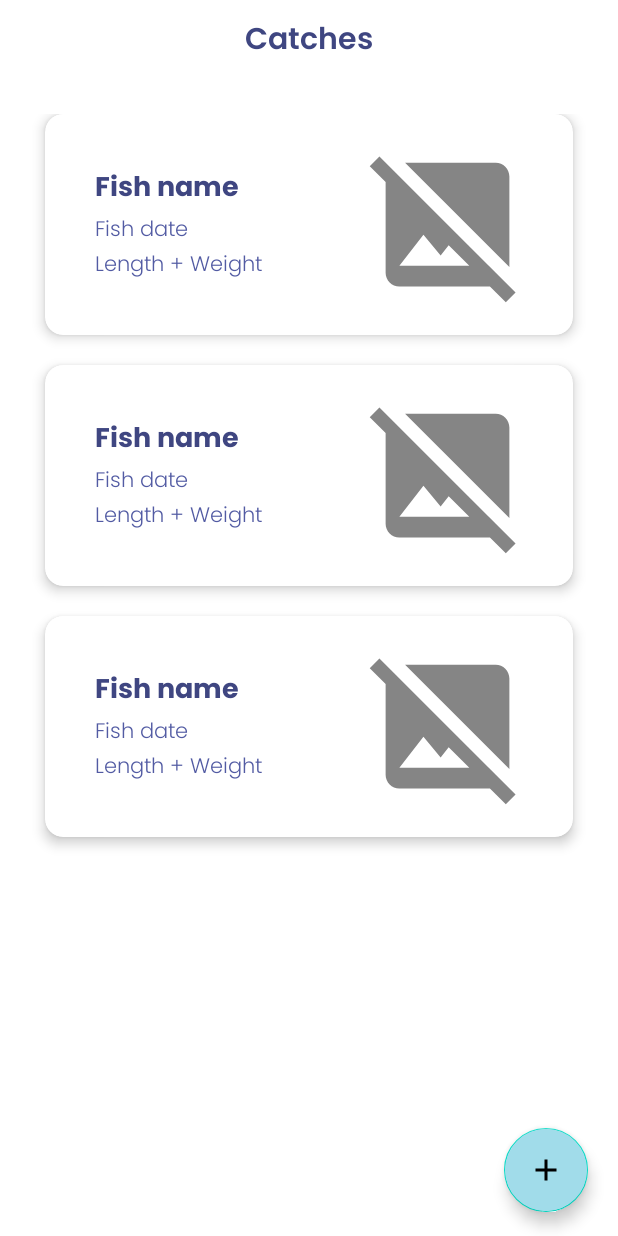
After one commit to setiawansandi/Hook-It, an Android app: the layout activity_display.xml on its own in the app's theme, with its tools: preview values and no code run, on a phone screen of 412 x 824 dp. The commit adds this screen. Run offline under Robolectric (Android 15) with nearby library versions, the phone set to English and light mode, and no system bars.

Commit message:
Added Adapter, recyclerview, and helper

```diff
--- a/app/src/main/AndroidManifest.xml
+++ b/app/src/main/AndroidManifest.xml
@@ -10,8 +10,11 @@
         android:supportsRtl="true"
         android:theme="@style/Theme.P2020358Assignment">
         <activity
+            android:name=".DisplayActivity"
+            android:exported="false" />
+        <activity
             android:name=".InputActivity"
-            android:exported="false"/>
+            android:exported="false" />
         <activity
             android:name=".HomeActivity"
             android:exported="false"
--- a/app/src/main/java/com/sp/p2020358assignment/HomeActivity.java
+++ b/app/src/main/java/com/sp/p2020358assignment/HomeActivity.java
@@ -46,6 +46,8 @@ public class HomeActivity extends AppCompatActivity implements View.OnClickListe
                 startActivity(intent);
                 break;
             case R.id.info:
+                intent = new Intent(this, DisplayActivity.class);
+                startActivity(intent);
                 break;
             case R.id.about:
                 break;
--- /dev/null
+++ b/app/src/main/res/drawable/ic_baseline_add_24.xml
@@ -0,0 +1,5 @@
+<vector android:height="24dp" android:tint="#FFFFFF"
+    android:viewportHeight="24" android:viewportWidth="24"
+    android:width="24dp" xmlns:android="http://schemas.android.com/apk/res/android">
+    <path android:fillColor="@android:color/white" android:pathData="M19,13h-6v6h-2v-6H5v-2h6V5h2v6h6v2z"/>
+</vector>
--- /dev/null
+++ b/app/src/main/res/layout/activity_display.xml
@@ -0,0 +1,64 @@
+<?xml version="1.0" encoding="utf-8"?>
+<LinearLayout xmlns:android="http://schemas.android.com/apk/res/android"
+    xmlns:app="http://schemas.android.com/apk/res-auto"
+    xmlns:tools="http://schemas.android.com/tools"
+    android:layout_width="match_parent"
+    android:layout_height="match_parent"
+    android:orientation="vertical"
+    tools:context=".DisplayActivity">
+
+    <androidx.appcompat.widget.Toolbar
+        android:id="@+id/toolbar_2"
+        android:layout_width="match_parent"
+        android:layout_height="wrap_content"
+        android:background="@color/white"
+        android:minHeight="?attr/actionBarSize"
+        android:theme="@style/ToolbarTheme"
+        app:titleTextColor="@color/black">
+
+        <TextView
+            android:id="@+id/toolbar_title"
+            android:layout_width="wrap_content"
+            android:layout_height="wrap_content"
+            android:layout_gravity="center"
+            android:fontFamily="@font/poppins_semibold"
+            android:text="Catches"
+            android:textColor="@color/primary"
+            android:textSize="20dp" />
+
+    </androidx.appcompat.widget.Toolbar>
+
+    <RelativeLayout
+        android:layout_width="match_parent"
+        android:layout_height="match_parent"
+        android:layout_marginTop="20dp">
+
+        <androidx.recyclerview.widget.RecyclerView
+            android:id="@+id/recyclerView"
+            android:layout_width="match_parent"
+            android:layout_height="match_parent"
+            app:layoutManager="androidx.recyclerview.widget.LinearLayoutManager"
+            tools:listitem="@layout/row">
+
+        </androidx.recyclerview.widget.RecyclerView>
+
+        <com.google.android.material.floatingactionbutton.FloatingActionButton
+            android:id="@+id/addFloating"
+            android:layout_width="wrap_content"
+            android:layout_height="wrap_content"
+            android:layout_alignParentEnd="true"
+            android:layout_alignParentRight="true"
+            android:layout_alignParentBottom="true"
+            android:layout_marginStart="20dp"
+            android:layout_marginTop="20dp"
+            android:layout_marginEnd="20dp"
+            android:layout_marginBottom="16dp"
+            android:backgroundTint="@color/secondary"
+            android:contentDescription="add data"
+            android:elevation="3dp"
+            android:src="@drawable/ic_baseline_add_24"
+            app:fabSize="normal"
+            tools:ignore="SpeakableTextPresentCheck" />
+    </RelativeLayout>
+
+</LinearLayout>
--- a/app/src/main/res/layout/activity_home.xml
+++ b/app/src/main/res/layout/activity_home.xml
@@ -64,14 +64,14 @@
                 <ImageView
                     android:layout_width="30dp"
                     android:layout_height="30dp"
-                    android:background="@drawable/ic_writing" />
+                    android:background="@drawable/ic_add" />
 
                 <TextView
                     android:layout_width="wrap_content"
                     android:layout_height="wrap_content"
                     android:layout_marginTop="10dp"
                     android:fontFamily="@font/poppins"
-                    android:text="Data Input"
+                    android:text="Add"
                     android:textAlignment="center"
                     android:textColor="@color/primary" />
             </LinearLayout>
--- a/app/src/main/res/layout/row.xml
+++ b/app/src/main/res/layout/row.xml
@@ -3,10 +3,13 @@
     xmlns:app="http://schemas.android.com/apk/res-auto"
     android:layout_width="match_parent"
     android:layout_height="wrap_content"
-    android:layout_marginBottom="15dp"
+    android:layout_marginStart="30dp"
+    android:layout_marginEnd="30dp"
+    android:layout_marginBottom="20dp"
     app:cardBackgroundColor="#FFFFFF"
-    app:cardCornerRadius="8dp"
-    app:cardElevation="3dp"
+    app:cardCornerRadius="12dp"
+    app:cardElevation="5dp"
+    app:cardMaxElevation="3dp"
     app:contentPadding="3dp">
 
     <LinearLayout
@@ -18,12 +21,12 @@
             android:layout_width="wrap_content"
             android:layout_height="wrap_content"
             android:layout_gravity="center_vertical"
-            android:layout_marginStart="25dp"
+            android:layout_marginStart="30dp"
             android:layout_weight="1"
             android:orientation="vertical">
 
             <TextView
-                android:id="@+id/cv_fishname"
+                android:id="@+id/rv_fishname"
                 android:layout_width="wrap_content"
                 android:layout_height="wrap_content"
                 android:fontFamily="@font/poppins_bold"
@@ -33,7 +36,7 @@
                 android:textSize="18sp" />
 
             <TextView
-                android:id="@+id/cv_fishdate"
+                android:id="@+id/rv_fishdate"
                 android:layout_width="wrap_content"
                 android:layout_height="wrap_content"
                 android:fontFamily="@font/poppins_light"
@@ -42,23 +45,34 @@
                 android:textColorHighlight="@color/primary_op" />
 
             <TextView
-                android:id="@+id/cv_fishlw"
+                android:id="@+id/rv_fishlw"
                 android:layout_width="wrap_content"
                 android:layout_height="wrap_content"
                 android:fontFamily="@font/poppins_light"
                 android:text="Length + Weight"
                 android:textColor="#525BA3"
                 android:textColorHighlight="@color/primary_op" />
+
         </LinearLayout>
 
-        <ImageView
-            android:id="@+id/rv_image"
-            android:layout_width="120dp"
-            android:layout_height="120dp"
+        <androidx.cardview.widget.CardView
+            android:layout_width="110dp"
+            android:layout_height="110dp"
             android:layout_marginTop="15dp"
             android:layout_marginEnd="25dp"
             android:layout_marginBottom="15dp"
-            android:src="@drawable/ic_action_name" />
+            app:cardBackgroundColor="#FFFFFF"
+            app:cardCornerRadius="12dp"
+            app:cardElevation="0dp"
+            app:cardMaxElevation="0dp">
+
+            <ImageView
+                android:id="@+id/rv_image"
+                android:layout_width="match_parent"
+                android:layout_height="match_parent"
+                android:scaleType="centerCrop"
+                android:src="@drawable/ic_action_name" />
+        </androidx.cardview.widget.CardView>
 
     </LinearLayout>
 
```
Also changed, not shown: app/src/main/java/com/sp/p2020358assignment/Adapter.java (added, +76 -0 lines), app/src/main/java/com/sp/p2020358assignment/DatabaseHelper.java (+38 -0 lines), app/src/main/java/com/sp/p2020358assignment/DisplayActivity.java (added, +63 -0 lines), app/src/main/java/com/sp/p2020358assignment/InputActivity.java (+4 -11 lines), app/src/main/java/com/sp/p2020358assignment/Model.java (added, +101 -0 lines), app/src/main/res/drawable/ic_add.xml (added, +19 -0 lines), app/src/main/res/drawable/ic_writing.xml (deleted, +0 -12 lines).
